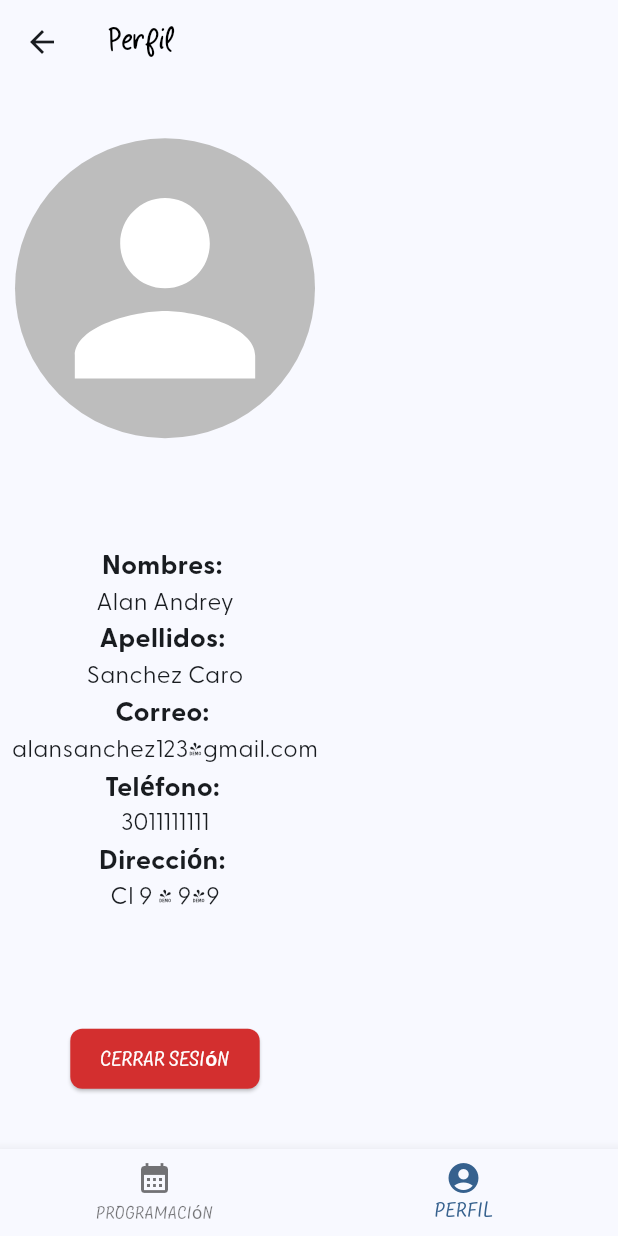
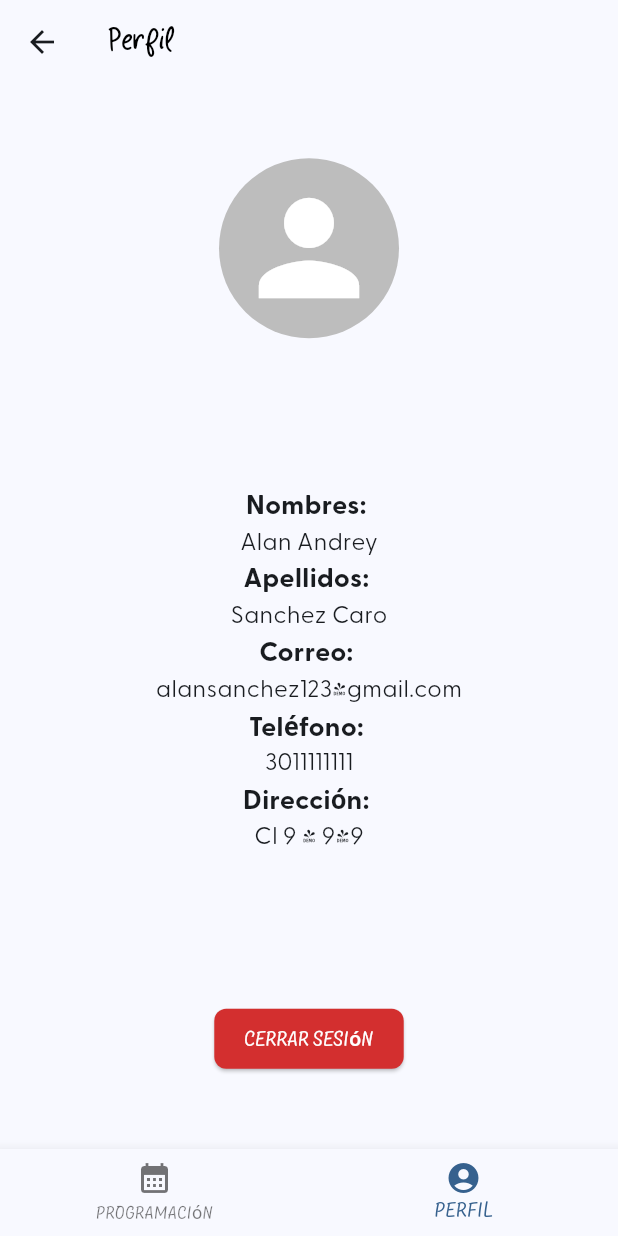
Before and after one commit to Andrey0108/hermes-movil, a Flutter app: the ProfileScreen screen opened by its route, on a phone screen of 412 x 824 dp. Run offline on Flutter 3.47's test engine with Material 3 defaults, Android fonts, the phone set to English and light mode, and no system bars; our stand-ins replace syncfusion_flutter_calendar.

Commit message:
feat: adjust icon size and center profile data layout in ProfileScreen

```diff
--- a/lib/presentation/screens/profile_screen.dart
+++ b/lib/presentation/screens/profile_screen.dart
@@ -12,7 +12,7 @@ class ProfileScreen extends StatelessWidget {
     double verticalValue = 10;
     double borderRadiusValue = 8.0;
 
-    double iconSize = 180;
+    double iconSize = 100;
 
     return Scaffold(
       appBar: const AppBarWidget(
@@ -37,7 +37,8 @@ class ProfileScreen extends StatelessWidget {
               color: Colors.white,
             ),
           ),
-          const Column(
+          const Center(
+            child: Column(
               crossAxisAlignment: CrossAxisAlignment.center,
               children: [
                 DataWidget(hintText: "Nombres", dataText: "Alan Andrey"),
@@ -47,6 +48,7 @@ class ProfileScreen extends StatelessWidget {
                 DataWidget(hintText: "Teléfono", dataText: "3011111111"),
                 DataWidget(hintText: "Dirección", dataText: "Cl 9 # 9-9"),
               ],
+            ),
           ),
           ElevatedButton(
             style: ElevatedButton.styleFrom(
```
Lines whose indentation alone changed are shown as unchanged.
